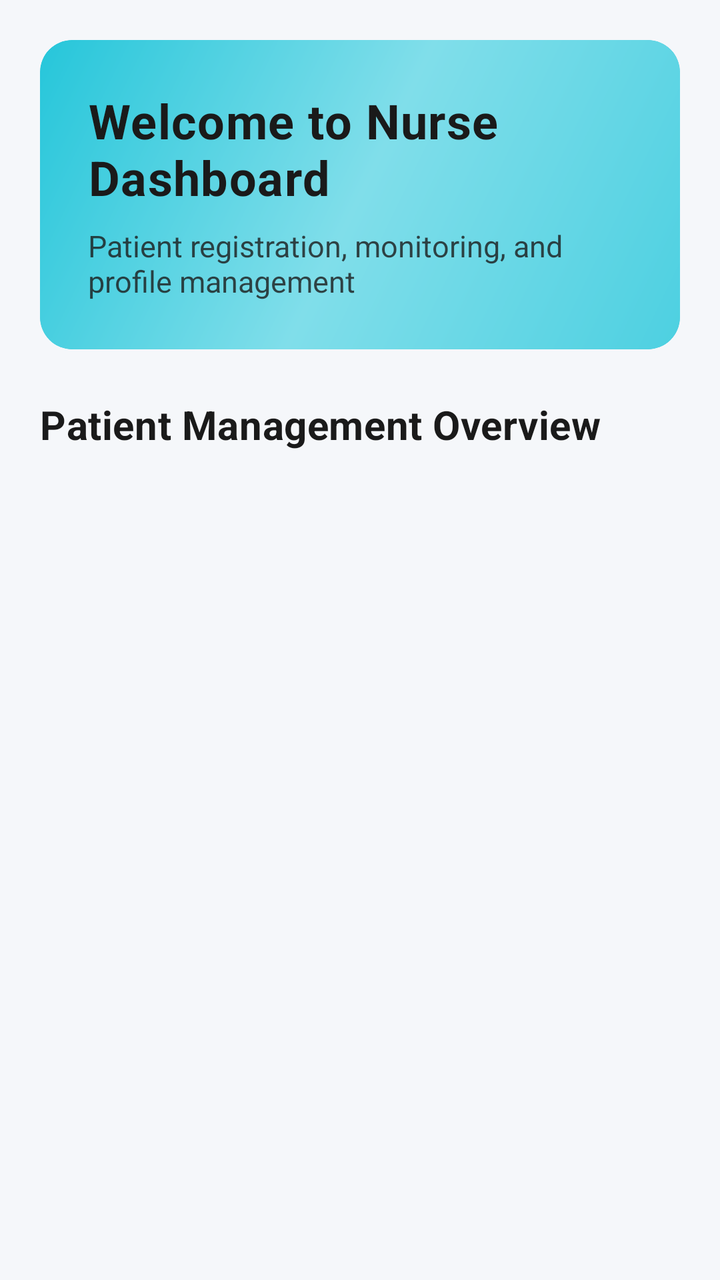
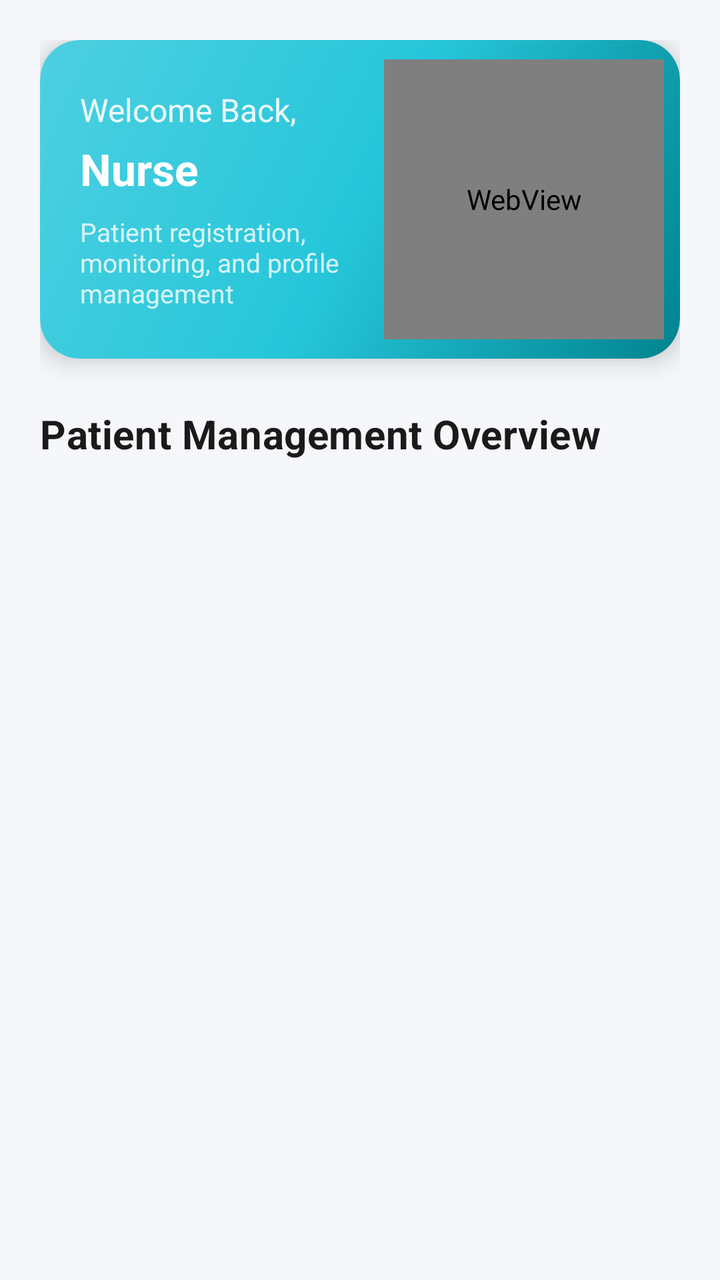

Two renders of the same Android screen: before a commit and after it. Below are the layout's source before the change and the commit's diff.
<!-- AndroidManifest.xml: activity theme Theme.H_CAS.NoActionBar -->
<!-- res/layout/fragment_nurse_dashboard.xml -->
<?xml version="1.0" encoding="utf-8"?>
<ScrollView xmlns:android="http://schemas.android.com/apk/res/android"
    xmlns:app="http://schemas.android.com/apk/res-auto"
    android:layout_width="match_parent"
    android:layout_height="match_parent"
    android:background="#F5F7FA"
    android:fillViewport="true"
    android:scrollbars="none">

    <LinearLayout
        android:layout_width="match_parent"
        android:layout_height="wrap_content"
        android:orientation="vertical"
        android:padding="20dp">

        
        <com.google.android.material.card.MaterialCardView
            android:layout_width="match_parent"
            android:layout_height="wrap_content"
            android:layout_marginBottom="24dp"
            app:cardCornerRadius="16dp"
            app:cardElevation="0dp"
            app:strokeWidth="0dp"
            app:cardBackgroundColor="@color/nurse_teal">

            <LinearLayout
                android:layout_width="match_parent"
                android:layout_height="wrap_content"
                android:orientation="vertical"
                android:padding="24dp"
                android:background="@drawable/nurse_welcome_background">

                <TextView
                    android:id="@+id/welcomeTextView"
                    android:layout_width="wrap_content"
                    android:layout_height="wrap_content"
                    android:text="Welcome to Nurse Dashboard"
                    android:textSize="24sp"
                    android:textStyle="bold"
                    android:textColor="#1A1A1A"
                    android:letterSpacing="0.02" />

                <TextView
                    android:id="@+id/subtitleTextView"
                    android:layout_width="wrap_content"
                    android:layout_height="wrap_content"
                    android:layout_marginTop="8dp"
                    android:text="Patient registration, monitoring, and profile management"
                    android:textSize="15sp"
                    android:textColor="#1A1A1A"
                    android:alpha="0.8" />

            </LinearLayout>

        </com.google.android.material.card.MaterialCardView>

        
        <LinearLayout
            android:layout_width="match_parent"
            android:layout_height="wrap_content"
            android:orientation="horizontal"
            android:gravity="center_vertical"
            android:layout_marginBottom="16dp">

            <TextView
                android:layout_width="0dp"
                android:layout_height="wrap_content"
                android:layout_weight="1"
                android:text="Patient Management Overview"
                android:textSize="20sp"
                android:textStyle="bold"
                android:textColor="#1A1A1A"
                android:letterSpacing="0.01" />

        </LinearLayout>

        <androidx.recyclerview.widget.RecyclerView
            android:id="@+id/statsRecyclerView"
            android:layout_width="match_parent"
            android:layout_height="wrap_content"
            android:layout_marginBottom="28dp"
            android:nestedScrollingEnabled="false" />


    </LinearLayout>

</ScrollView>
<!-- resources referenced by this layout -->
<resources>
  <color name="nurse_teal">#4DD0E1</color>
  <!-- drawable nurse_welcome_background (drawable) -->
  <?xml version="1.0" encoding="utf-8"?>
  <shape xmlns:android="http://schemas.android.com/apk/res/android"
      android:shape="rectangle">
      <gradient
          android:angle="135"
          android:startColor="#4DD0E1"
          android:centerColor="#80DEEA"
          android:endColor="#26C6DA"
          android:type="linear" />
      <corners android:radius="16dp" />
  </shape>
  <style name="Theme.H_CAS.NoActionBar" parent="Theme.Material3.DayNight.NoActionBar">
          <item name="colorPrimary">@color/primary_blue</item>
          <item name="colorPrimaryDark">@color/primary_blue_dark</item>
          <item name="colorAccent">@color/accent_blue</item>
          <item name="android:statusBarColor">@color/white</item>
          <item name="android:windowLightStatusBar">true</item>
      </style>
  <color name="primary_blue">#1976D2</color>
  <color name="primary_blue_dark">#1565C0</color>
  <color name="accent_blue">#2196F3</color>
  <color name="white">#FFFFFFFF</color>
</resources>

<!-- the commit's change to res/layout/fragment_nurse_dashboard.xml (unified diff, before → after) -->
@@ -18,39 +18,71 @@
             android:layout_width="match_parent"
             android:layout_height="wrap_content"
             android:layout_marginBottom="24dp"
-            app:cardCornerRadius="16dp"
-            app:cardElevation="0dp"
-            app:strokeWidth="0dp"
-            app:cardBackgroundColor="@color/nurse_teal">
+            app:cardCornerRadius="20dp"
+            app:cardElevation="8dp"
+            app:strokeWidth="0dp">
 
-            <LinearLayout
+            <androidx.constraintlayout.widget.ConstraintLayout
                 android:layout_width="match_parent"
                 android:layout_height="wrap_content"
-                android:orientation="vertical"
-                android:padding="24dp"
-                android:background="@drawable/nurse_welcome_background">
+                android:background="@drawable/nurse_welcome_gradient">
+
+                
+                <TextView
+                    android:id="@+id/welcomeTitle"
+                    android:layout_width="0dp"
+                    android:layout_height="wrap_content"
+                    android:layout_marginStart="20dp"
+                    android:layout_marginTop="24dp"
+                    android:text="Welcome Back,"
+                    android:textColor="@color/white"
+                    android:textSize="16sp"
+                    android:alpha="0.9"
+                    app:layout_constraintStart_toStartOf="parent"
+                    app:layout_constraintTop_toTopOf="parent"
+                    app:layout_constraintEnd_toStartOf="@id/macbookAnimation" />
 
                 <TextView
-                    android:id="@+id/welcomeTextView"
-                    android:layout_width="wrap_content"
+                    android:id="@+id/nurseNameText"
+                    android:layout_width="0dp"
                     android:layout_height="wrap_content"
-                    android:text="Welcome to Nurse Dashboard"
-                    android:textSize="24sp"
+                    android:layout_marginStart="20dp"
+                    android:layout_marginTop="4dp"
+                    android:text="Nurse"
+                    android:textColor="@color/white"
+                    android:textSize="22sp"
                     android:textStyle="bold"
-                    android:textColor="#1A1A1A"
-                    android:letterSpacing="0.02" />
+                    app:layout_constraintStart_toStartOf="parent"
+                    app:layout_constraintTop_toBottomOf="@id/welcomeTitle"
+                    app:layout_constraintEnd_toStartOf="@id/macbookAnimation" />
 
                 <TextView
-                    android:id="@+id/subtitleTextView"
-                    android:layout_width="wrap_content"
+                    android:id="@+id/welcomeSubtitle"
+                    android:layout_width="0dp"
                     android:layout_height="wrap_content"
+                    android:layout_marginStart="20dp"
                     android:layout_marginTop="8dp"
+                    android:layout_marginBottom="24dp"
                     android:text="Patient registration, monitoring, and profile management"
-                    android:textSize="15sp"
-                    android:textColor="#1A1A1A"
-                    android:alpha="0.8" />
+                    android:textColor="@color/white"
+                    android:textSize="13sp"
+                    android:alpha="0.8"
+                    app:layout_constraintStart_toStartOf="parent"
+                    app:layout_constraintTop_toBottomOf="@id/nurseNameText"
+                    app:layout_constraintBottom_toBottomOf="parent"
+                    app:layout_constraintEnd_toStartOf="@id/macbookAnimation" />
 
-            </LinearLayout>
+                
+                <WebView
+                    android:id="@+id/macbookAnimation"
+                    android:layout_width="140dp"
+                    android:layout_height="140dp"
+                    android:layout_marginEnd="8dp"
+                    app:layout_constraintEnd_toEndOf="parent"
+                    app:layout_constraintTop_toTopOf="parent"
+                    app:layout_constraintBottom_toBottomOf="parent" />
+
+            </androidx.constraintlayout.widget.ConstraintLayout>
 
         </com.google.android.material.card.MaterialCardView>
 
<!-- resource entries referenced after the edit -->
@@ -1,18 +1,5 @@
 <!-- resources referenced by this layout -->
 <resources>
-  <color name="nurse_teal">#4DD0E1</color>
-  <!-- drawable nurse_welcome_background (drawable) -->
-  <?xml version="1.0" encoding="utf-8"?>
-  <shape xmlns:android="http://schemas.android.com/apk/res/android"
-      android:shape="rectangle">
-      <gradient
-          android:angle="135"
-          android:startColor="#4DD0E1"
-          android:centerColor="#80DEEA"
-          android:endColor="#26C6DA"
-          android:type="linear" />
-      <corners android:radius="16dp" />
-  </shape>
   <style name="Theme.H_CAS.NoActionBar" parent="Theme.Material3.DayNight.NoActionBar">
           <item name="colorPrimary">@color/primary_blue</item>
           <item name="colorPrimaryDark">@color/primary_blue_dark</item>
@@ -24,5 +11,17 @@
   <color name="primary_blue_dark">#1565C0</color>
   <color name="accent_blue">#2196F3</color>
   <color name="white">#FFFFFFFF</color>
+  <!-- drawable nurse_welcome_gradient (drawable) -->
+  <?xml version="1.0" encoding="utf-8"?>
+  <shape xmlns:android="http://schemas.android.com/apk/res/android"
+      android:shape="rectangle">
+      <gradient
+          android:type="linear"
+          android:angle="135"
+          android:startColor="#00838F"
+          android:centerColor="#26C6DA"
+          android:endColor="#4DD0E1" />
+      <corners android:radius="20dp" />
+  </shape>
 </resources>
 
